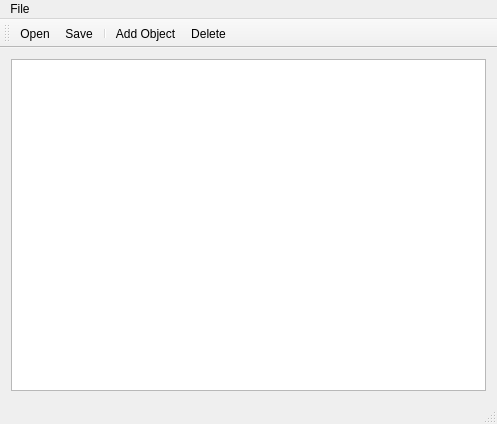
This is mainwindow.ui in btabibian/Bayesian-Labeler as Qt 5 draws it before an edit. The edited form follows.
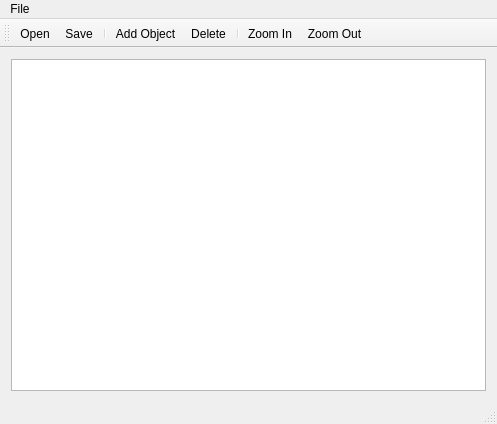
This is the edited form. Icons and pictures are not drawn.

Commit message: Wrote a simple zoom feature that seems to work ok, could change it to something a little more advanced though if you want.

```diff
--- a/mainwindow.ui
+++ b/mainwindow.ui
@@ -55,6 +55,9 @@
    <addaction name="separator"/>
    <addaction name="action_Add_Object"/>
    <addaction name="actionDelete"/>
+   <addaction name="separator"/>
+   <addaction name="actionZoomIn"/>
+   <addaction name="actionZoomOut"/>
   </widget>
   <widget class="QStatusBar" name="statusBar"/>
   <action name="action_TB_Open">
@@ -120,6 +123,28 @@
     <string>Del</string>
    </property>
   </action>
+  <action name="actionZoomIn">
+   <property name="text">
+    <string>Zoom In</string>
+   </property>
+   <property name="toolTip">
+    <string>Zoom In</string>
+   </property>
+   <property name="shortcut">
+    <string>+</string>
+   </property>
+  </action>
+  <action name="actionZoomOut">
+   <property name="text">
+    <string>Zoom Out</string>
+   </property>
+   <property name="toolTip">
+    <string>Zoom Out</string>
+   </property>
+   <property name="shortcut">
+    <string>-</string>
+   </property>
+  </action>
  </widget>
  <layoutdefault spacing="6" margin="11"/>
  <resources>
```
Left out of the diff: 4 changed lines with no effect on the pictures. The commit also changes 2 other files.
